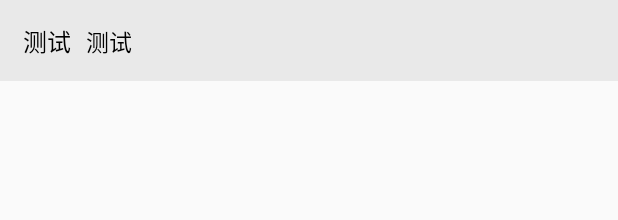
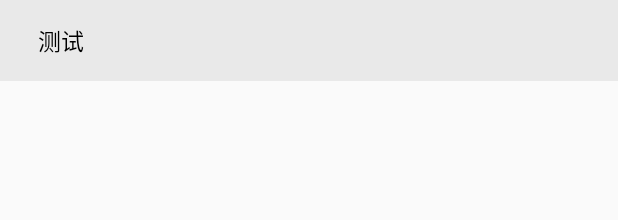
Before and after one commit to yinzhengwei/MvvMDemo, an Android app: the layout adapter_item_layout.xml on its own in the app's theme, with its tools: preview values and no code run, on a phone screen of 412 x 824 dp. Shown: the top 220 px of the screen. Run offline under Robolectric (Android 15) with nearby library versions, the phone set to English and light mode, and no system bars.

Commit message:
代码整理

```diff
--- a/app/src/main/java/cn/com/mvvmdemo/fragment/item/ItemAdapter.kt
+++ b/app/src/main/java/cn/com/mvvmdemo/fragment/item/ItemAdapter.kt
@@ -11,7 +11,7 @@ import com.chad.library.adapter.base.viewholder.BaseViewHolder
  *  Created by yinzhengwei on 2020-02-07.
  *  @Function
  */
-class ItemHomeAdapter(var mTitle: String) :
+class ItemHomeAdapter :
     BaseQuickAdapter<ItemTextBean, BaseViewHolder>(R.layout.adapter_item_layout) {
 
     /**
@@ -31,7 +31,7 @@ class ItemHomeAdapter(var mTitle: String) :
         val binding = helper.getBinding<AdapterItemLayoutBinding>()
         if (binding != null) {
             // 设置数据
-            binding.item = item.apply { title = mTitle }
+            binding.item = item
 
             binding.executePendingBindings()
         }
--- a/app/src/main/java/cn/com/mvvmdemo/fragment/item/ItemTextBean.kt
+++ b/app/src/main/java/cn/com/mvvmdemo/fragment/item/ItemTextBean.kt
@@ -4,4 +4,4 @@ package cn.com.mvvmdemo.fragment.item
  *  Created by yinzhengwei on 2020-02-07.
  *  @Function
  */
-class ItemTextBean(var title: String,var text:String)
+class ItemTextBean(var text:String)
--- a/app/src/main/java/cn/com/mvvmdemo/viewmodel/fragment/ItemFragmentViewModel.kt
+++ b/app/src/main/java/cn/com/mvvmdemo/viewmodel/fragment/ItemFragmentViewModel.kt
@@ -36,7 +36,7 @@ class ItemFragmentViewModel(private var mView: IBaseView) : BaseViewModel() {
         job = launch {
             val list = mutableListOf<ItemTextBean>()
             for (i in 0..10) {
-                list.add(ItemTextBean("", "第${(i + 1)}个条目"))
+                list.add(ItemTextBean("第${(i + 1)}个条目"))
             }
 
             launchUi {
--- a/app/src/main/res/layout/adapter_item_layout.xml
+++ b/app/src/main/res/layout/adapter_item_layout.xml
@@ -20,16 +20,6 @@
         android:padding="15dp">
 
         <TextView
-            android:id="@+id/tv_item_title"
-            android:layout_width="wrap_content"
-            android:layout_height="match_parent"
-            android:gravity="center_vertical"
-            android:text="@{item.title}"
-            android:textColor="@color/black"
-            android:textSize="16sp"
-            tools:text="测试" />
-
-        <TextView
             android:id="@+id/tv_item_text"
             android:layout_width="match_parent"
             android:layout_height="wrap_content"
```
Also changed, not shown: app/src/main/java/cn/com/mvvmdemo/fragment/item/ItemFragment.kt (+6 -4 lines), app/src/main/res/layout/fg_item_layout.xml (+10 -4 lines).
